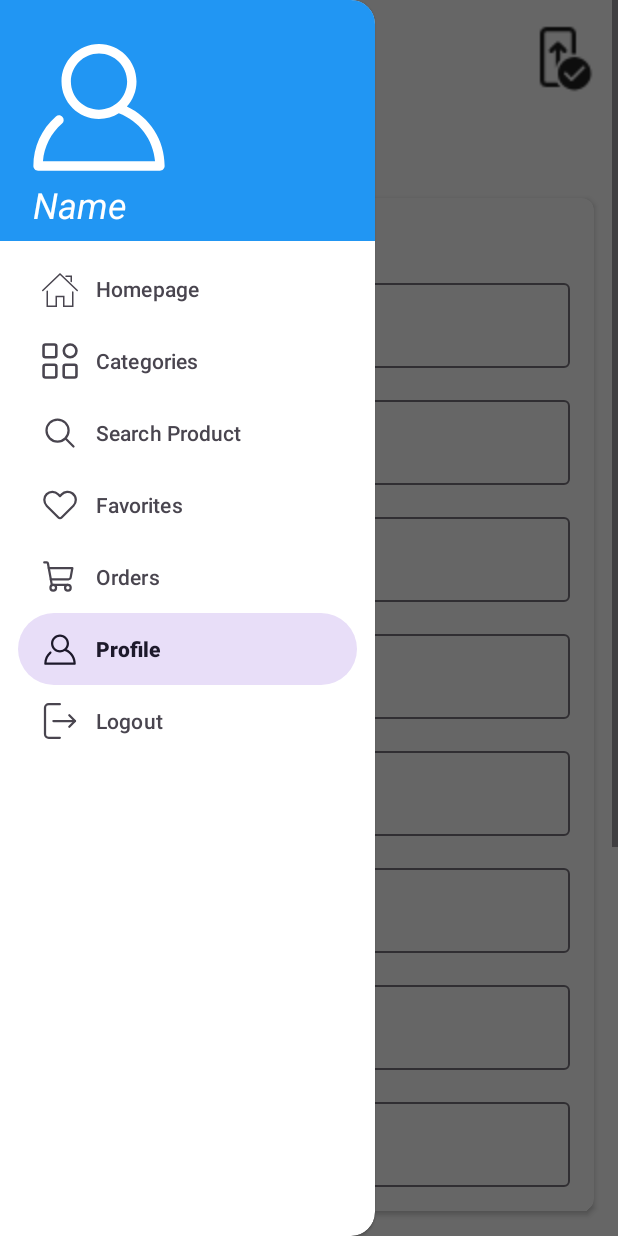
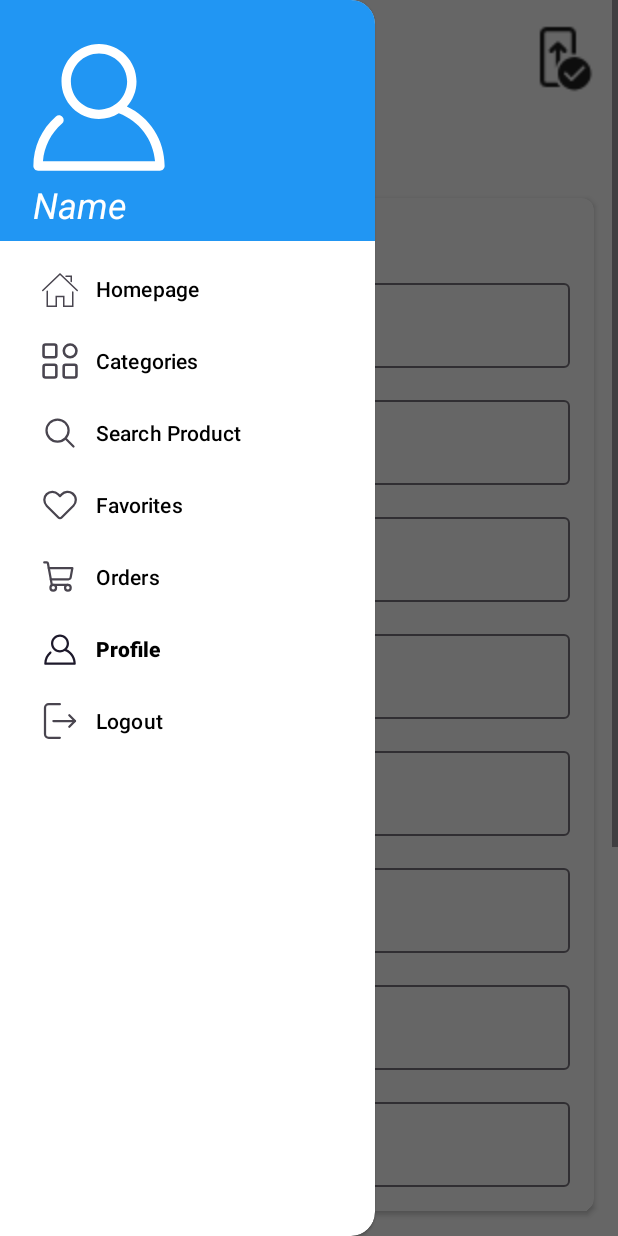
Before and after one commit to bengisusaahin/e-commerce, an Android app built with Jetpack Compose: the ProfileFragment screen opened through its navigation route, with the side drawer open, on a phone screen of 412 x 824 dp. Run offline under Robolectric (Android 15) with nearby library versions, the phone set to English and light mode, and no system bars; our stand-ins replace Dagger/Hilt's generated code, Room's generated code, navigation-ui; network calls fail; pictures from the network do not load; 7 statements that could not run were skipped.

Commit message:
style: designed colors vs.

```diff
--- a/app/src/main/java/com/bengisusahin/e_commerce/MainActivity.kt
+++ b/app/src/main/java/com/bengisusahin/e_commerce/MainActivity.kt
@@ -72,10 +72,10 @@ class MainActivity : AppCompatActivity() {
 
         drawerLayout.addDrawerListener(object: DrawerLayout.DrawerListener {
             override fun onDrawerSlide(drawerView: View, slideOffset: Float) {
-                Log.d("MainActivity", "onDrawerSlide: $slideOffset")
+               // Log.d("MainActivity", "onDrawerSlide: $slideOffset")
             }
             override fun onDrawerOpened(drawerView: View) {
-                sharedPrefManager.fetchUsername()?.let {
+                sharedPrefManager.fetchFirstName()?.let {
                     drawerHeaderBinding.textView.text = "Welcome, $it!"
                 }
                 sharedPrefManager.fetchUserImage()?.let {
--- a/app/src/main/java/com/bengisusahin/e_commerce/view/DetailFragment.kt
+++ b/app/src/main/java/com/bengisusahin/e_commerce/view/DetailFragment.kt
@@ -1,5 +1,6 @@
 package com.bengisusahin.e_commerce.view
 
+import android.content.res.ColorStateList
 import android.os.Bundle
 import android.util.Log
 import androidx.fragment.app.Fragment
@@ -8,6 +9,7 @@ import android.view.View
 import android.view.ViewGroup
 import android.widget.Toast
 import androidx.appcompat.app.AppCompatActivity
+import androidx.core.content.ContextCompat
 import androidx.fragment.app.viewModels
 import androidx.lifecycle.viewModelScope
 import com.bengisusahin.e_commerce.R
@@ -90,7 +92,7 @@ class DetailFragment : Fragment() {
         binding.apply {
             detailProductTitle.text = product.title
             detailProductDescription.text = product.description
-            detailProductPrice.text = product.price.toString()
+            detailProductPrice.text = product.price.toString() + " ₺"
             detailProductRating.rating = product.rating.toFloat()
             progressBar.visibility = View.GONE
             viewPagerSetup(product)
@@ -110,11 +112,13 @@ class DetailFragment : Fragment() {
         binding.checkBoxFavorite.setOnCheckedChangeListener { _, isChecked ->
             if (isChecked) {
                 // If the checkbox is now checked, set the favorite icon and add the product to favorites
+                binding.checkBoxFavorite.buttonTintList = ColorStateList.valueOf(ContextCompat.getColor(requireContext(), R.color.red))
                 binding.checkBoxFavorite.setButtonDrawable(R.drawable.ic_like_filled)
                 homeViewModel.insertFavoriteProduct(product)
             } else {
                 // If the checkbox is now unchecked, set the not favorite icon and remove the product from favorites
                 binding.checkBoxFavorite.setButtonDrawable(R.drawable.ic_like)
+                binding.checkBoxFavorite.buttonTintList = null
                 homeViewModel.viewModelScope.launch {
                     val deleteResult = homeViewModel.deleteFavoriteProduct(product)
                     if (deleteResult == 0) {
--- a/app/src/main/java/com/bengisusahin/e_commerce/view/adapter/ProductAdapter.kt
+++ b/app/src/main/java/com/bengisusahin/e_commerce/view/adapter/ProductAdapter.kt
@@ -1,9 +1,11 @@
 package com.bengisusahin.e_commerce.view.adapter
 
+import android.content.res.ColorStateList
 import android.util.Log
 import android.view.LayoutInflater
 import android.view.ViewGroup
 import android.widget.Toast
+import androidx.core.content.ContextCompat
 import androidx.lifecycle.viewModelScope
 import androidx.recyclerview.widget.RecyclerView
 import com.bengisusahin.e_commerce.R
@@ -38,10 +40,12 @@ class ProductAdapter(
                     if (isChecked) {
                         // If the checkbox is now checked, set the favorite icon and add the product to favorites
                         checkBoxFavorite.setButtonDrawable(R.drawable.ic_like_filled)
+                        checkBoxFavorite.buttonTintList = ColorStateList.valueOf(ContextCompat.getColor(itemView.context, R.color.red))
                         viewModel.insertFavoriteProduct(product)
                     } else {
                         // If the checkbox is now unchecked, set the not favorite icon and remove the product from favorites
                         checkBoxFavorite.setButtonDrawable(R.drawable.ic_like)
+                        binding.checkBoxFavorite.buttonTintList = null
                         viewModel.viewModelScope.launch {
                             val deleteResult = viewModel.deleteFavoriteProduct(product)
                             if (deleteResult == 0) {
--- a/app/src/main/java/com/bengisusahin/e_commerce/view/adapter/SearchAdapter.kt
+++ b/app/src/main/java/com/bengisusahin/e_commerce/view/adapter/SearchAdapter.kt
@@ -1,9 +1,11 @@
 package com.bengisusahin.e_commerce.view.adapter
 
+import android.content.res.ColorStateList
 import android.util.Log
 import com.bumptech.glide.Glide
 import android.view.LayoutInflater
 import android.view.ViewGroup
+import androidx.core.content.ContextCompat
 import androidx.lifecycle.viewModelScope
 import androidx.recyclerview.widget.RecyclerView
 import com.bengisusahin.e_commerce.R
@@ -37,10 +39,12 @@ class SearchAdapter(
                     if (isChecked) {
                         // If the checkbox is now checked, set the favorite icon and add the product to favorites
                         checkBoxFavorite.setButtonDrawable(R.drawable.ic_like_filled)
+                        checkBoxFavorite.buttonTintList = ColorStateList.valueOf(ContextCompat.getColor(itemView.context, R.color.red))
                         homeViewModel.insertFavoriteProduct(product)
                     } else {
                         // If the checkbox is now unchecked, set the not favorite icon and remove the product from favorites
                         checkBoxFavorite.setButtonDrawable(R.drawable.ic_like)
+                        binding.checkBoxFavorite.buttonTintList = null
                         homeViewModel.viewModelScope.launch {
                             val deleteResult = homeViewModel.deleteFavoriteProduct(product)
                             if (deleteResult == 0) {
--- a/app/src/main/java/com/bengisusahin/e_commerce/view/auth/LoginFragment.kt
+++ b/app/src/main/java/com/bengisusahin/e_commerce/view/auth/LoginFragment.kt
@@ -44,7 +44,6 @@ class LoginFragment : Fragment() {
         (activity as? AppCompatActivity)?.supportActionBar?.hide()
 
         composeView.setContent {
-            val loginState by viewModel.loginState.collectAsState(initial = ResourceResponseState.Loading())
             val formState by viewModel.loginFormState.collectAsState(
                 initial = FormState(
                     usernameError = FieldValidation.Success,
@@ -56,7 +55,6 @@ class LoginFragment : Fragment() {
             val password = if (rememberMe) sharedPrefManager.fetchPassword() else ""
 
                 LoginScreen(
-                    state = loginState,
                     formState = formState,
                     username = username ?: "",
                     password = password ?: "",
@@ -70,11 +68,11 @@ class LoginFragment : Fragment() {
             viewModel.loginState.collect {
                 when (it) {
                     is ResourceResponseState.Loading -> {
-                        Toast.makeText(requireContext(), "Loading...", Toast.LENGTH_SHORT)
+                        Toast.makeText(requireContext(), "You are logging in...", Toast.LENGTH_SHORT)
                             .show()
                     }
                     is ResourceResponseState.Success -> {
-                        sharedPrefManager.saveUsername(it.data!!.username)
+                        sharedPrefManager.saveFirstName(it.data!!.firstName)
                         sharedPrefManager.saveUserImage(it.data.image)
                         findNavController().navigate(R.id.action_loginFragment_to_homeFragment)
                     }
--- a/app/src/main/java/com/bengisusahin/e_commerce/view/auth/LoginScreen.kt
+++ b/app/src/main/java/com/bengisusahin/e_commerce/view/auth/LoginScreen.kt
@@ -13,28 +13,33 @@ import androidx.compose.foundation.shape.RoundedCornerShape
 import androidx.compose.material3.Button
 import androidx.compose.material3.ButtonDefaults
 import androidx.compose.material3.Checkbox
+import androidx.compose.material3.CheckboxDefaults
+import androidx.compose.material3.ExperimentalMaterial3Api
+import androidx.compose.material3.Icon
+import androidx.compose.material3.IconButton
 import androidx.compose.material3.OutlinedTextField
 import androidx.compose.material3.Text
+import androidx.compose.material3.TextFieldDefaults
 import androidx.compose.runtime.Composable
 import androidx.compose.runtime.mutableStateOf
 import androidx.compose.runtime.remember
 import androidx.compose.ui.Alignment
 import androidx.compose.ui.Modifier
 import androidx.compose.ui.graphics.Color
+import androidx.compose.ui.res.painterResource
 import androidx.compose.ui.text.font.FontWeight
 import androidx.compose.ui.text.input.PasswordVisualTransformation
 import androidx.compose.ui.text.input.TextFieldValue
+import androidx.compose.ui.text.input.VisualTransformation
 import androidx.compose.ui.unit.dp
 import androidx.compose.ui.unit.sp
-import com.bengisusahin.e_commerce.data.dataAuth.User
+import com.bengisusahin.e_commerce.R
 import com.bengisusahin.e_commerce.util.FieldValidation
 import com.bengisusahin.e_commerce.util.FormState
-import com.bengisusahin.e_commerce.util.ResourceResponseState
 
-
+@OptIn(ExperimentalMaterial3Api::class)
 @Composable
 fun LoginScreen(
-    state: ResourceResponseState<User>,
     formState: FormState,
     username: String,
     password: String,
@@ -43,13 +48,14 @@ fun LoginScreen(
     val usernameState = remember { mutableStateOf(TextFieldValue(username)) }
     val passwordState = remember { mutableStateOf(TextFieldValue(password)) }
     val rememberMeState = remember { mutableStateOf(rememberMe) }
+    val passwordVisibility = remember { mutableStateOf(false) }
 
     Column(
         modifier = Modifier
             .fillMaxSize()
             .background(Color.White)
-            .padding(top = 180.dp, start = 15.dp, end = 15.dp), // top padding added
-        verticalArrangement = Arrangement.Top, // changed from Center to Top
+            .padding(top = 140.dp, start = 15.dp, end = 15.dp),
+        verticalArrangement = Arrangement.Top,
         horizontalAlignment = Alignment.CenterHorizontally
     ) {
         Text(
@@ -57,13 +63,18 @@ fun LoginScreen(
             fontSize = 28.sp,
             fontWeight = FontWeight.Bold
         )
-        Spacer(modifier = Modifier.height(20.dp))
+        Spacer(modifier = Modifier.height(60.dp))
         OutlinedTextField(
             value = usernameState.value,
             onValueChange = { usernameState.value = it },
-            label = { Text("Username") },
+            label = { Text("Username" , color = Color.Black ) },
             modifier = Modifier.fillMaxWidth(),
-            isError = formState.usernameError !is FieldValidation.Success
+            isError = formState.usernameError !is FieldValidation.Success,
+            colors = TextFieldDefaults.outlinedTextFieldColors(
+                focusedBorderColor = Color.DarkGray,
+                unfocusedBorderColor = Color.Black,
+                errorBorderColor = Color.Red
+            )
         )
         if (formState.usernameError !is FieldValidation.Success) {
             Text(
@@ -78,10 +89,23 @@ fun LoginScreen(
         OutlinedTextField(
             value = passwordState.value,
             onValueChange = { passwordState.value = it },
-            label = { Text("Password") },
+            label = { Text("Password" , color = Color.Black ) },
             modifier = Modifier.fillMaxWidth(),
             isError = formState.passwordError !is FieldValidation.Success,
-            visualTransformation = PasswordVisualTransformation()
+            visualTransformation = if (passwordVisibility.value) VisualTransformation.None else PasswordVisualTransformation(),
+            trailingIcon = {
+                IconButton(onClick = { passwordVisibility.value = !passwordVisibility.value }) {
+                    Icon(
+                        painter = painterResource(id = if (passwordVisibility.value) R.drawable.ic_unlocked else R.drawable.ic_locked),
+                        contentDescription = "Toggle password visibility"
+                    )
+                }
+            },
+            colors = TextFieldDefaults.outlinedTextFieldColors(
+                focusedBorderColor = Color.DarkGray,
+                unfocusedBorderColor = Color.Black,
+                errorBorderColor = Color.Red
+            )
         )
         if (formState.passwordError !is FieldValidation.Success) {
             Text(
@@ -100,7 +124,10 @@ fun LoginScreen(
         ) {
             Checkbox(
                 checked = rememberMeState.value,
-                onCheckedChange = { rememberMeState.value = it }
+                onCheckedChange = { rememberMeState.value = it },
+                colors = CheckboxDefaults.colors(
+                    checkedColor = Color.Green
+                )
             )
             Text(text = "Remember Me")
         }
@@ -110,8 +137,8 @@ fun LoginScreen(
             onClick = {
                 onLoginClick(usernameState.value.text, passwordState.value.text, rememberMeState.value)
             },
-            colors = ButtonDefaults.buttonColors(Color(0xFF2196F3)), // Set the background color
-            shape = RoundedCornerShape(6.dp), // Set the corner radius
+            colors = ButtonDefaults.buttonColors(Color(0xFF2196F3)),
+            shape = RoundedCornerShape(6.dp),
             modifier = Modifier.fillMaxWidth()
         ) {
             Text("Login", color = Color.White)
--- /dev/null
+++ b/app/src/main/res/drawable/ic_locked.xml
@@ -0,0 +1,12 @@
+<vector xmlns:android="http://schemas.android.com/apk/res/android"
+    android:width="512dp"
+    android:height="512dp"
+    android:viewportWidth="512"
+    android:viewportHeight="512">
+  <path
+      android:fillColor="#FF000000"
+      android:pathData="M360,224v-72c0,-57.4 -46.6,-104 -104,-104c-57.5,0 -104,46.6 -104,104v72H96v240h320V224H360zM168,152c0,-48.5 39.5,-88 88,-88c48.5,0 88,39.5 88,88v72H168V152zM400,448H112V240h288V448z"/>
+  <path
+      android:fillColor="#FF000000"
+      android:pathData="M288,320c0,-17.7 -14.3,-32 -32,-32s-32,14.3 -32,32c0,14.9 10.2,27.4 24,31v41c0,4.4 3.6,8 8,8s8,-3.6 8,-8v-41C277.8,347.4 288,334.9 288,320zM256,336c-8.8,0 -16,-7.2 -16,-16s7.2,-16 16,-16s16,7.2 16,16S264.8,336 256,336z"/>
+</vector>
--- /dev/null
+++ b/app/src/main/res/drawable/ic_unlocked.xml
@@ -0,0 +1,12 @@
+<vector xmlns:android="http://schemas.android.com/apk/res/android"
+    android:width="512dp"
+    android:height="512dp"
+    android:viewportWidth="512"
+    android:viewportHeight="512">
+  <path
+      android:fillColor="#FF000000"
+      android:pathData="M168,224v-72c0,-48.5 39.5,-88 88,-88c48.5,0 88,39.5 88,88v8h16v-8c0,-57.4 -46.6,-104 -104,-104c-57.5,0 -104,46.6 -104,104v72H96v240h320V224H168zM400,448H112V240h288V448z"/>
+  <path
+      android:fillColor="#FF000000"
+      android:pathData="M256,288c-17.7,0 -32,14.3 -32,32c0,14.9 10.2,27.4 24,31v41c0,4.4 3.6,8 8,8s8,-3.6 8,-8v-41c13.8,-3.6 24,-16.1 24,-31C288,302.3 273.7,288 256,288zM256,336c-8.8,0 -16,-7.2 -16,-16s7.2,-16 16,-16s16,7.2 16,16S264.8,336 256,336z"/>
+</vector>
--- a/app/src/main/res/drawable/indicator.xml
+++ b/app/src/main/res/drawable/indicator.xml
@@ -10,7 +10,7 @@
             android:shape="ring"
             android:thickness="5dp"
             android:useLevel="false">
-            <solid android:color="?android:colorPrimary" />
+            <solid android:color="#2196F3" />
         </shape>
     </item>
 
@@ -23,7 +23,7 @@
             android:shape="ring"
             android:thickness="2dp"
             android:useLevel="false">
-            <solid android:color="?android:colorPrimary" />
+            <solid android:color="#2196F3" />
         </shape>
     </item>
 </selector>
--- a/app/src/main/res/layout/activity_main.xml
+++ b/app/src/main/res/layout/activity_main.xml
@@ -24,7 +24,7 @@
                 android:id="@+id/toolbar_title"
                 android:layout_width="wrap_content"
                 android:layout_height="wrap_content"
-                android:paddingTop="15dp"
+                android:paddingTop="17dp"
                 android:textColor="@color/white"
                 android:textSize="18sp"
                 android:text="@string/app_name"
@@ -49,6 +49,8 @@
         android:layout_height="match_parent"
         android:layout_gravity="start"
         android:background="@color/white"
+        app:itemTextColor="@color/black"
+        app:itemBackground="@android:color/transparent"
         app:headerLayout="@layout/drawer_header"
         app:menu="@menu/drawer_menu" />
 
--- a/app/src/main/res/values/colors.xml
+++ b/app/src/main/res/values/colors.xml
@@ -4,4 +4,5 @@
     <color name="white">#FFFFFFFF</color>
     <color name="red">#FF0000</color>
     <color name="transparent">#00000000</color>
+
 </resources>
```
Also changed, not shown: app/src/main/java/com/bengisusahin/e_commerce/util/SharedPrefManager.kt (+10 -0 lines), app/src/main/res/layout/fragment_detail.xml (+7 -6 lines).
